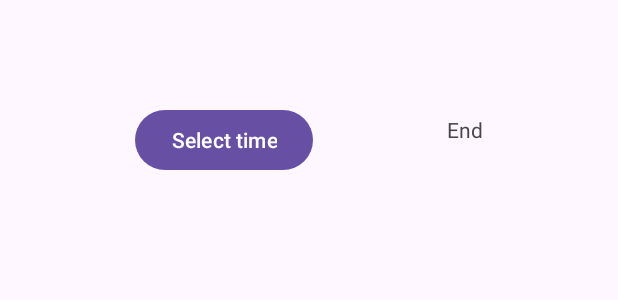
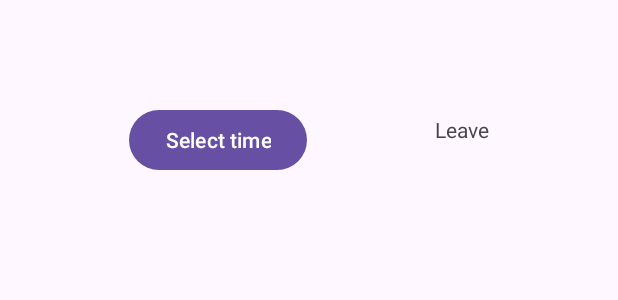
Before and after one commit to OneZeroWasTaken/Ele.ven, an Android app: the layout activity_main.xml on its own in the app's theme, with its tools: preview values and no code run, on a phone screen of 412 x 824 dp. Shown: the part 617-917 px from the top of the screen. Run offline under Robolectric (Android 15) with nearby library versions, the phone set to English and light mode, and no system bars.

Commit message:
Clean up

```diff
--- a/app/src/main/java/com/zerozealed/eleven/MainViewModel.kt
+++ b/app/src/main/java/com/zerozealed/eleven/MainViewModel.kt
@@ -16,7 +16,8 @@ class MainViewModel : ViewModel() {
     private val _leaveTime: MutableLiveData<Time> = MutableLiveData(defaultLeave)
     val leaveTime: LiveData<Time> = _leaveTime
 
-    fun getTotalWorkTime(): Time = leaveTime.value!! - lunchTime.value!! - arrivalTime.value!!
+    fun getTotalWorkTime(): Time =
+        leaveTime.requireValue() - lunchTime.requireValue() - arrivalTime.requireValue()
 
     fun setArrivalTime(time: Time) {
         _arrivalTime.value = time
--- a/app/src/main/java/com/zerozealed/eleven/model/Time.kt
+++ b/app/src/main/java/com/zerozealed/eleven/model/Time.kt
@@ -7,7 +7,7 @@ import kotlin.time.Duration.Companion.minutes
 class Time(
     private val duration: Duration
 ) {
-    constructor(hour: Int, minute: Int): this(hour.hours + minute.minutes) {
+    constructor(hour: Int, minute: Int) : this(hour.hours + minute.minutes) {
         require(hour >= 0) {
             "Hour must be >= 0"
         }
@@ -15,6 +15,9 @@ class Time(
             "Minute must be in 0..<60"
         }
     }
+
+    val hours: Int = duration.inWholeHours.toInt()
+    val minutes: Int = duration.inWholeMinutes.toInt() % 60
 
     operator fun plus(other: Time): Time = Time(this.duration + other.duration)
 
--- a/app/src/main/res/layout/activity_main.xml
+++ b/app/src/main/res/layout/activity_main.xml
@@ -31,7 +31,7 @@
         android:layout_width="wrap_content"
         android:layout_height="wrap_content"
         android:text="@string/select_time"
-        app:layout_constraintBottom_toTopOf="@id/button_select_end"
+        app:layout_constraintBottom_toTopOf="@id/button_select_leave"
         app:layout_constraintEnd_toStartOf="@id/text_lunch"
         app:layout_constraintStart_toStartOf="parent"
         app:layout_constraintTop_toBottomOf="@id/button_select_arrival" />
@@ -41,29 +41,29 @@
         android:layout_width="wrap_content"
         android:layout_height="wrap_content"
         android:text="@string/lunch"
-        app:layout_constraintBottom_toTopOf="@id/text_end"
+        app:layout_constraintBottom_toTopOf="@id/text_leave"
         app:layout_constraintEnd_toEndOf="parent"
         app:layout_constraintStart_toEndOf="@+id/button_select_lunch"
         app:layout_constraintTop_toBottomOf="@id/text_arrival" />
 
     <Button
-        android:id="@+id/button_select_end"
+        android:id="@+id/button_select_leave"
         android:layout_width="wrap_content"
         android:layout_height="wrap_content"
         android:text="@string/select_time"
         app:layout_constraintBottom_toTopOf="@id/layout_calculated_time_texts"
-        app:layout_constraintEnd_toStartOf="@id/text_end"
+        app:layout_constraintEnd_toStartOf="@id/text_leave"
         app:layout_constraintStart_toStartOf="parent"
         app:layout_constraintTop_toBottomOf="@id/button_select_lunch" />
 
     <TextView
-        android:id="@+id/text_end"
+        android:id="@+id/text_leave"
         android:layout_width="wrap_content"
         android:layout_height="wrap_content"
-        android:text="@string/end"
+        android:text="@string/leave"
         app:layout_constraintBottom_toTopOf="@id/layout_calculated_time_texts"
         app:layout_constraintEnd_toEndOf="parent"
-        app:layout_constraintStart_toEndOf="@+id/button_select_end"
+        app:layout_constraintStart_toEndOf="@+id/button_select_leave"
         app:layout_constraintTop_toBottomOf="@id/text_lunch" />
 
     <LinearLayout
@@ -74,7 +74,7 @@
         app:layout_constraintBottom_toBottomOf="parent"
         app:layout_constraintEnd_toEndOf="parent"
         app:layout_constraintStart_toStartOf="parent"
-        app:layout_constraintTop_toBottomOf="@id/button_select_end">
+        app:layout_constraintTop_toBottomOf="@id/button_select_leave">
 
         <TextView
             android:id="@+id/text_work_time"
--- a/app/src/main/res/values/strings.xml
+++ b/app/src/main/res/values/strings.xml
@@ -3,6 +3,6 @@
     <string name="select_time">Select time</string>
     <string name="arrival">Arrival</string>
     <string name="lunch">Lunch</string>
-    <string name="end">End</string>
+    <string name="leave">Leave</string>
     <string name="time_template">%s: %s</string>
 </resources>
```
Also changed, not shown: app/src/main/java/com/zerozealed/eleven/Extensions.kt (added, +7 -0 lines), app/src/main/java/com/zerozealed/eleven/MainActivity.kt (+25 -12 lines).
